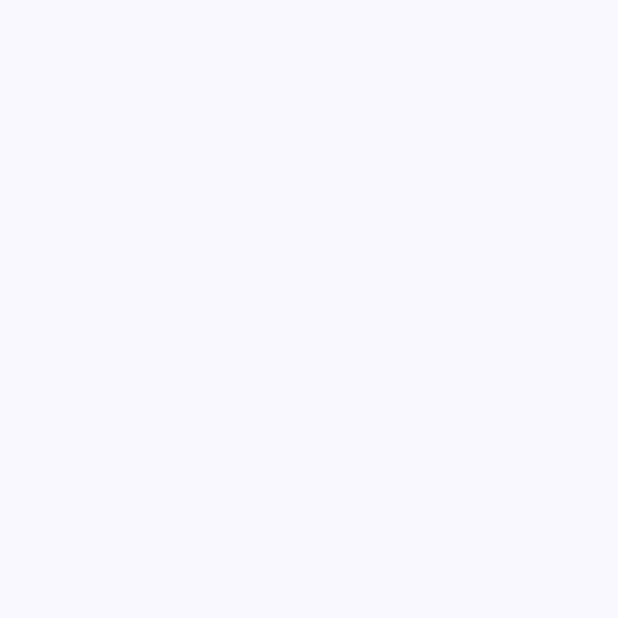
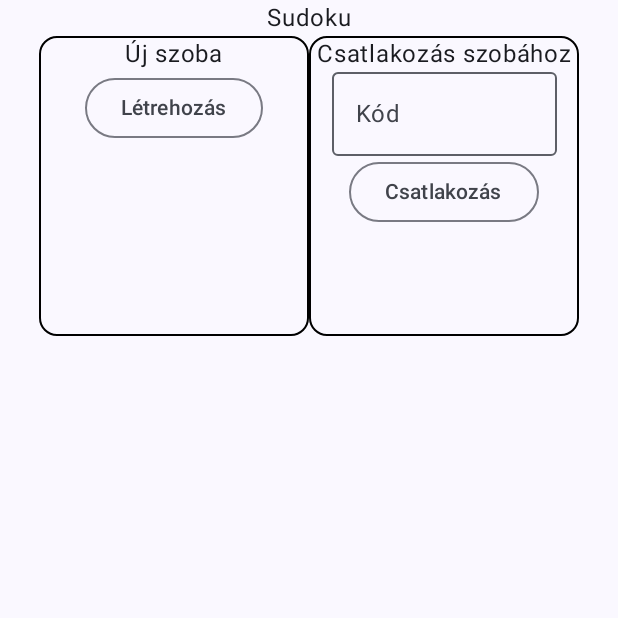
Before and after one commit to WholesomeWare/MultiplayerSudoku, an Android app built with Jetpack Compose: the screen it shows after launch (MainActivity), on a phone screen of 412 x 824 dp, the top half of it. Before the commit the part shown is empty. Run offline under Robolectric (Android 15) with nearby library versions, the phone set to English and light mode, and no system bars.

Commit message:
Menü próbálgatás

```diff
--- a/app/src/main/java/com/wholesomeware/multiplayersudoku/MainActivity.kt
+++ b/app/src/main/java/com/wholesomeware/multiplayersudoku/MainActivity.kt
@@ -3,12 +3,29 @@ package com.wholesomeware.multiplayersudoku
 import android.os.Bundle
 import androidx.activity.ComponentActivity
 import androidx.activity.compose.setContent
+import androidx.compose.foundation.BorderStroke
+import androidx.compose.foundation.layout.Column
+import androidx.compose.foundation.layout.Row
 import androidx.compose.foundation.layout.fillMaxSize
+import androidx.compose.foundation.layout.size
+import androidx.compose.foundation.layout.width
+import androidx.compose.material3.CardDefaults
 import androidx.compose.material3.MaterialTheme
+import androidx.compose.material3.OutlinedButton
+import androidx.compose.material3.OutlinedCard
+import androidx.compose.material3.OutlinedTextField
 import androidx.compose.material3.Surface
+import androidx.compose.material3.Text
 import androidx.compose.runtime.Composable
+import androidx.compose.runtime.getValue
+import androidx.compose.runtime.mutableStateOf
+import androidx.compose.runtime.saveable.rememberSaveable
+import androidx.compose.runtime.setValue
+import androidx.compose.ui.Alignment
 import androidx.compose.ui.Modifier
+import androidx.compose.ui.graphics.Color
 import androidx.compose.ui.tooling.preview.Preview
+import androidx.compose.ui.unit.dp
 import com.wholesomeware.multiplayersudoku.ui.theme.MultiplayerSudokuTheme
 
 class MainActivity : ComponentActivity() {
@@ -38,6 +55,54 @@ class MainActivity : ComponentActivity() {
                 color = MaterialTheme.colorScheme.background
             ) {
                 // Menü elemei ide. Pl. kezdhetsz egy oszloppal (Column) és abba mehetnek a dolgok.
+                Column(horizontalAlignment = Alignment.CenterHorizontally, modifier = Modifier.fillMaxSize()) {
+                    Text(text = "Sudoku")
+                    Row {
+                        OutlinedCard(
+                            colors = CardDefaults.cardColors(
+                                containerColor = MaterialTheme.colorScheme.surface,
+                            ),
+                            border = BorderStroke(1.dp, Color.Black),
+                            modifier = Modifier
+                                .size(width = 180.dp, height = 200.dp)
+                        ) {
+                            Column(horizontalAlignment = Alignment.CenterHorizontally, modifier = Modifier.fillMaxSize()) {
+                                Text(text = "Új szoba")
+                                OutlinedButton(onClick = { /*TODO*/ }){
+                                    Text("Létrehozás")
+                                }
+                            }
+                        }
+
+                        OutlinedCard(
+                            colors = CardDefaults.cardColors(
+                                containerColor = MaterialTheme.colorScheme.surface,
+                            ),
+                            border = BorderStroke(1.dp, Color.Black),
+                            modifier = Modifier
+                                .size(width = 180.dp, height = 200.dp)
+                        ) {
+                            Column(horizontalAlignment = Alignment.CenterHorizontally, modifier = Modifier.fillMaxSize()) {
+                                Text(text = "Csatlakozás szobához")
+                                var text by rememberSaveable { mutableStateOf("") }
+
+                                OutlinedTextField(
+                                    value = text,
+                                    onValueChange = { text = it },
+                                    placeholder = { Text("Kód") },
+                                    modifier = Modifier
+                                        .width(150.dp)
+
+                                )
+                                OutlinedButton(onClick = { /*TODO*/ }) {
+                                    Text("Csatlakozás")
+                                }
+                            }
+                        }
+
+                    }
+
+                }
             }
         }
     }
```
